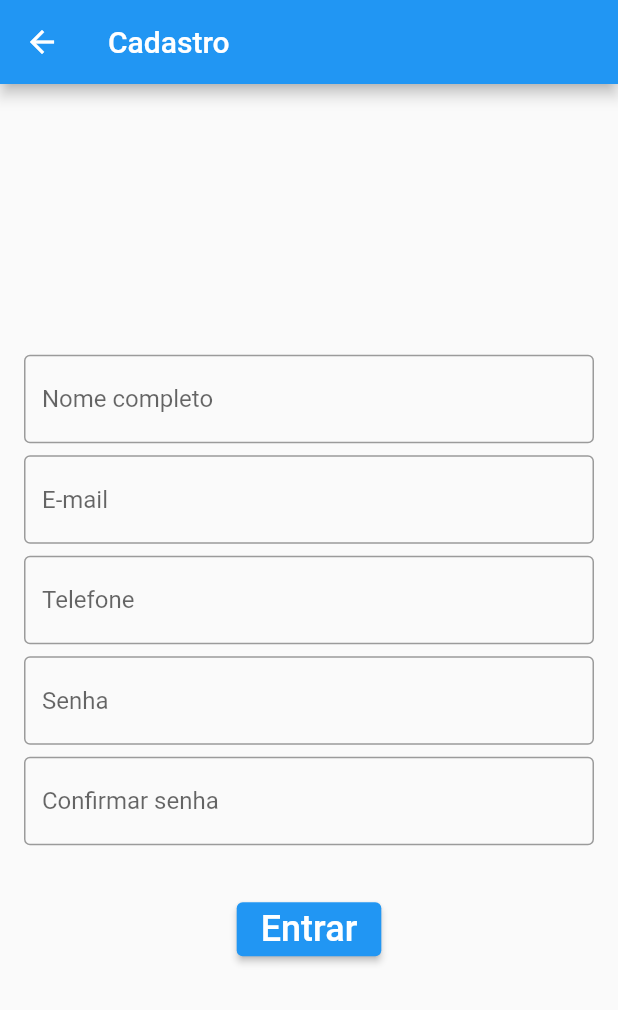
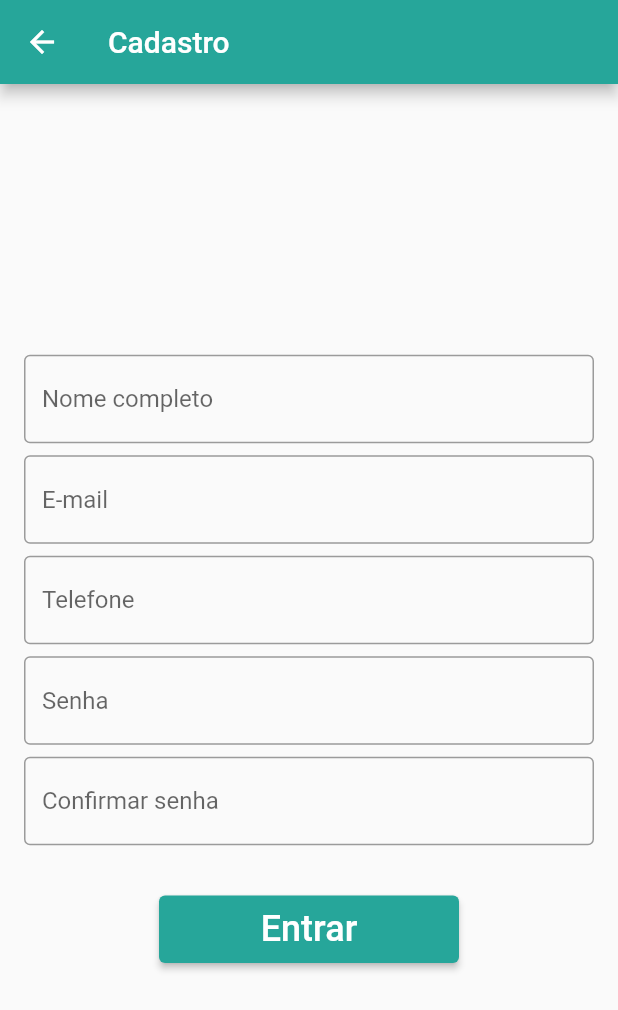
Before and after one commit to marcusmvfa/test_americas_health, a Flutter app: the SignUpView screen opened directly, on a phone screen of 412 x 824 dp. Shown: the top 1010 px of the screen. Run offline on Flutter 3.47's test engine with Material 2 defaults, Android fonts, the phone set to English and light mode, and no system bars; our stand-ins replace cloud_firestore, dio, firebase_auth, firebase_core, get, get_it; accounts and stored records are empty.

Commit message:
ajustes na tela de cadastro

```diff
--- a/lib/presentation/sign_up/sign_up_view.dart
+++ b/lib/presentation/sign_up/sign_up_view.dart
@@ -12,6 +12,7 @@ class SignUpView extends StatelessWidget {
   Widget build(BuildContext context) {
     return Scaffold(
       appBar: AppBar(
+        backgroundColor: Colors.teal.shade400,
         title: const Text("Cadastro"),
       ),
       body: Padding(
@@ -23,9 +24,12 @@ class SignUpView extends StatelessWidget {
             children: [
               TextFormField(
                 controller: _controller.nameController,
-                decoration: const InputDecoration(
+                decoration: InputDecoration(
                   hintText: "Nome completo",
-                  border: OutlineInputBorder(),
+                  border: const OutlineInputBorder(),
+                  focusedBorder: OutlineInputBorder(
+                    borderSide: BorderSide(color: Colors.teal.shade400),
+                  ),
                 ),
                 validator: (value) {
                   if (value == null || value.isEmpty) {
@@ -39,9 +43,12 @@ class SignUpView extends StatelessWidget {
               ),
               TextFormField(
                 controller: _controller.emailController,
-                decoration: const InputDecoration(
+                decoration: InputDecoration(
                   hintText: "E-mail",
-                  border: OutlineInputBorder(),
+                  border: const OutlineInputBorder(),
+                  focusedBorder: OutlineInputBorder(
+                    borderSide: BorderSide(color: Colors.teal.shade400),
+                  ),
                 ),
                 validator: (value) {
                   if (value == null || value.isEmpty) {
@@ -55,9 +62,12 @@ class SignUpView extends StatelessWidget {
               ),
               TextFormField(
                 controller: _controller.phoneController,
-                decoration: const InputDecoration(
+                decoration: InputDecoration(
                   hintText: "Telefone",
-                  border: OutlineInputBorder(),
+                  border: const OutlineInputBorder(),
+                  focusedBorder: OutlineInputBorder(
+                    borderSide: BorderSide(color: Colors.teal.shade400),
+                  ),
                 ),
                 validator: (value) {
                   if (value == null || value.isEmpty) {
@@ -71,9 +81,13 @@ class SignUpView extends StatelessWidget {
               ),
               TextFormField(
                 controller: _controller.passwordController,
-                decoration: const InputDecoration(
+                obscureText: true,
+                decoration: InputDecoration(
                   hintText: "Senha",
-                  border: OutlineInputBorder(),
+                  border: const OutlineInputBorder(),
+                  focusedBorder: OutlineInputBorder(
+                    borderSide: BorderSide(color: Colors.teal.shade400),
+                  ),
                 ),
                 validator: (value) {
                   if (value == null || value.isEmpty) {
@@ -89,9 +103,13 @@ class SignUpView extends StatelessWidget {
               ),
               TextFormField(
                   controller: _controller.confirmPasswordController,
-                  decoration: const InputDecoration(
+                  obscureText: true,
+                  decoration: InputDecoration(
                     hintText: "Confirmar senha",
-                    border: OutlineInputBorder(),
+                    border: const OutlineInputBorder(),
+                    focusedBorder: OutlineInputBorder(
+                      borderSide: BorderSide(color: Colors.teal.shade400),
+                    ),
                   ),
                   validator: (value) {
                     if (value == null || value.isEmpty) {
@@ -105,6 +123,7 @@ class SignUpView extends StatelessWidget {
                 height: 32,
               ),
               ElevatedButton(
+                style: ElevatedButton.styleFrom(fixedSize: const Size(200, 45), backgroundColor: Colors.teal.shade400),
                 onPressed: () async {
                   if (_formKey.currentState!.validate()) {
                     final result = await _controller.createUser() as bool;
```
